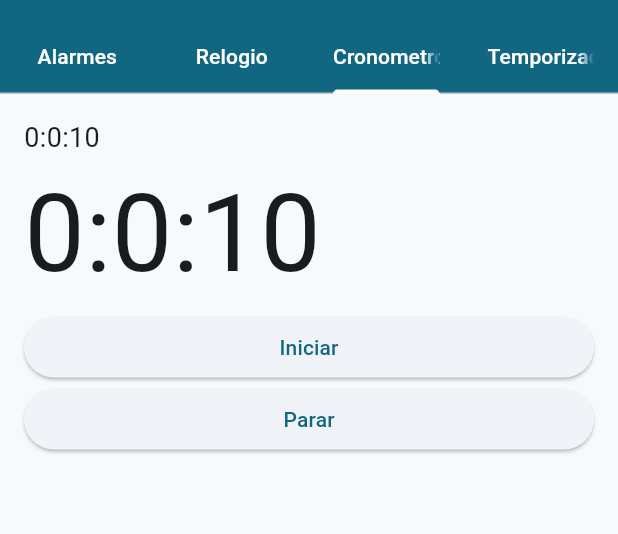
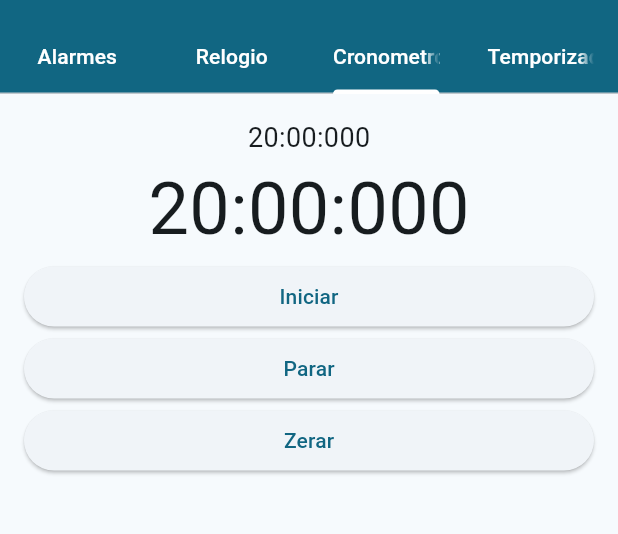
Before and after one commit to otaviohenrique1/app_alarme, a Flutter app: the screen it shows after launch, tab 3 chosen, after a tap on "Iniciar", on a phone screen of 412 x 824 dp, the part 62-596 px from its top. Run offline on Flutter 3.47's test engine with Material 2 defaults, Android fonts, the light colour scheme and no system bars; our stand-ins replace sqflite; accounts and stored records are empty.

Commit message:
commit 9

```diff
--- a/lib/pages/cronometro.dart
+++ b/lib/pages/cronometro.dart
@@ -17,25 +17,11 @@ class _CronometroState extends State<Cronometro> {
   int _milissegundos = 0;
   Timer? _timer;
 
-  // @override
-  // void initState() {
-  //   super.initState();
-  //   // Inicia o temporizador
-  //   _startTimer();
-  // }
-
-  // @override
-  // void dispose() {
-  //   // Cancela o temporizador ao sair da tela
-  //   _cancelTimer();
-  //   super.dispose();
-  // }
-
   void _startTimer() {
     // Cria um temporizador que executa a função a cada 1 segundo
-    _timer = Timer.periodic(const Duration(seconds: 1), (timer) {
+    _timer = Timer.periodic(const Duration(microseconds: 1), (timer) {
       setState(() {
-        _milissegundos += 10;
+        _milissegundos += 1;
         if (_milissegundos >= 1000) {
           _milissegundos = 0;
           _segundos++;
@@ -56,15 +42,21 @@ class _CronometroState extends State<Cronometro> {
     }
   }
 
+  void _resetTimer() {
+    setState(() {
+      _minutos = 0;
+      _segundos = 0;
+      _milissegundos = 0;
+      _cancelTimer();
+    });
+  }
+
   @override
   Widget build(BuildContext context) {
     return ListView(
       shrinkWrap: true,
       padding: const EdgeInsets.all(16),
       children: [
-        // _minutos
-        // _segundos
-        // _milissegundos
         CronometroPequeno(
           minutos: _minutos,
           segundos: _segundos,
@@ -82,6 +74,10 @@ class _CronometroState extends State<Cronometro> {
         ElevatedButton(
           onPressed: _cancelTimer,
           child: const Text("Parar"),
+        ),
+        ElevatedButton(
+          onPressed: _resetTimer,
+          child: const Text("Zerar"),
         ),
       ],
     );
@@ -105,17 +101,19 @@ class CronometroGrande extends StatelessWidget {
   @override
   Widget build(BuildContext context) {
     return Row(
+      crossAxisAlignment: CrossAxisAlignment.center,
+      mainAxisAlignment: MainAxisAlignment.center,
       children: [
-        Text(_minutos.toString(),
-            textAlign: TextAlign.center, style: TextStyle(fontSize: 72)),
+        Text(_minutos.toString().padLeft(2, '0'),
+            textAlign: TextAlign.center, style: const TextStyle(fontSize: 48)),
         const Text(":",
-            textAlign: TextAlign.center, style: TextStyle(fontSize: 72)),
-        Text(_segundos.toString(),
-            textAlign: TextAlign.center, style: TextStyle(fontSize: 72)),
+            textAlign: TextAlign.center, style: TextStyle(fontSize: 48)),
+        Text(_segundos.toString().padLeft(2, '0'),
+            textAlign: TextAlign.center, style: const TextStyle(fontSize: 48)),
         const Text(":",
-            textAlign: TextAlign.center, style: TextStyle(fontSize: 72)),
-        Text(_milissegundos.toString(),
-            textAlign: TextAlign.center, style: TextStyle(fontSize: 72)),
+            textAlign: TextAlign.center, style: TextStyle(fontSize: 48)),
+        Text(_milissegundos.toString().padLeft(3, '0'),
+            textAlign: TextAlign.center, style: const TextStyle(fontSize: 48)),
       ],
     );
   }
@@ -138,17 +136,19 @@ class CronometroPequeno extends StatelessWidget {
   @override
   Widget build(BuildContext context) {
     return Row(
+      crossAxisAlignment: CrossAxisAlignment.center,
+      mainAxisAlignment: MainAxisAlignment.center,
       children: [
-        Text("$_minutos",
-            textAlign: TextAlign.center, style: TextStyle(fontSize: 18)),
+        Text(_minutos.toString().padLeft(2, '0'),
+            textAlign: TextAlign.center, style: const TextStyle(fontSize: 18)),
         const Text(":",
             textAlign: TextAlign.center, style: TextStyle(fontSize: 18)),
-        Text("$_segundos",
-            textAlign: TextAlign.center, style: TextStyle(fontSize: 18)),
+        Text(_segundos.toString().padLeft(2, '0'),
+            textAlign: TextAlign.center, style: const TextStyle(fontSize: 18)),
         const Text(":",
             textAlign: TextAlign.center, style: TextStyle(fontSize: 18)),
-        Text("$_milissegundos",
-            textAlign: TextAlign.center, style: TextStyle(fontSize: 18)),
+        Text(_milissegundos.toString().padLeft(3, '0'),
+            textAlign: TextAlign.center, style: const TextStyle(fontSize: 18)),
       ],
     );
   }
--- a/lib/pages/homepage.dart
+++ b/lib/pages/homepage.dart
@@ -47,7 +47,7 @@ class _HomePageState extends State<HomePage> {
         body: const TabBarView(
           children: <Widget>[
             Alarmes(),
-            RelogioMundial(),
+            Relogio(),
             Cronometro(),
             Temporizador(),
           ],
```
Also changed, not shown: lib/pages/relogio_mundial.dart (+34 -15 lines).
